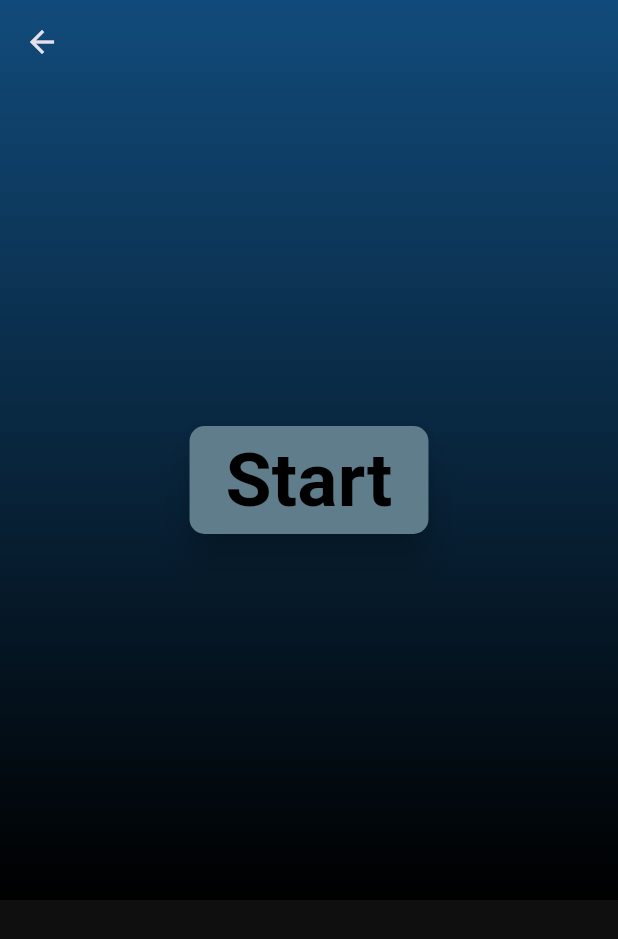
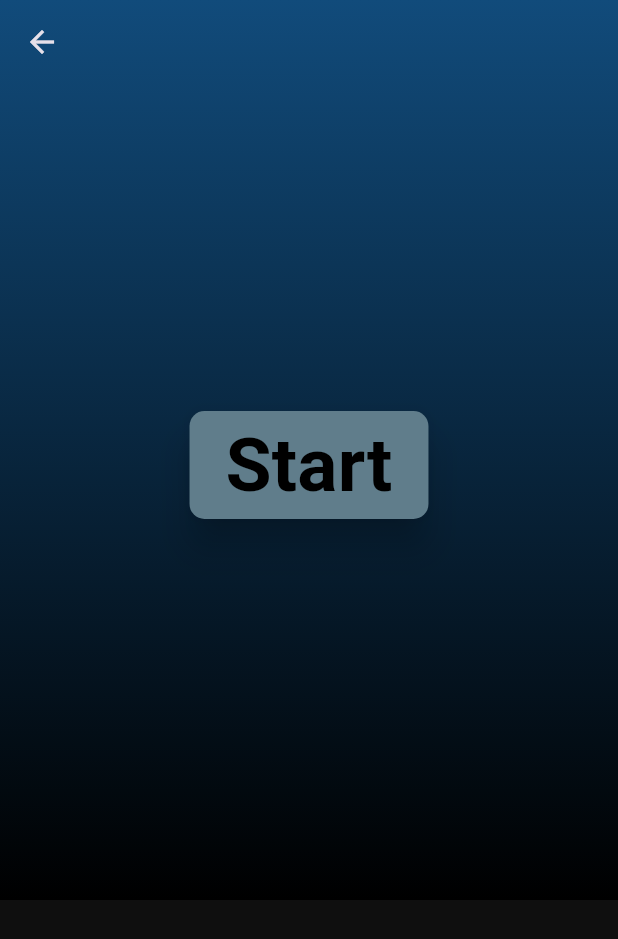
Before and after one commit to isholaisaiahtaiwo2022-prog/counterredo, a Flutter app: the StopWatch screen opened directly, on a phone screen of 412 x 824 dp. Shown: the top 939 px of the screen. Run offline on Flutter 3.47's test engine with Material 3 defaults, Android fonts, the phone set to English and light mode, and no system bars.

Commit message:
Small Adjustment

```diff
--- a/lib/Stopwatch.dart
+++ b/lib/Stopwatch.dart
@@ -41,6 +41,14 @@ class _StopWatchState extends State<StopWatch> {
     });
   }
 
+  void toogle() {
+    if (isRunning) {
+      stopWatch();
+    } else {
+      stopWatch();
+    }
+  }
+
   @override
   Widget build(BuildContext context) {
     return Scaffold(
@@ -82,11 +90,19 @@ class _StopWatchState extends State<StopWatch> {
                             maximumSize: Size(300, 300),
                             shape: RoundedRectangleBorder(
                               borderRadius: BorderRadius.circular(10),
-                            )
+                            ),
                           ),
-                           onPressed: startWatch, child: Text("Start",
-                           style: TextStyle(fontSize: 50,
-                           fontWeight: FontWeight.bold),))
+                          onPressed: startWatch,
+                          child: Text(
+                            "Start",
+                            style: TextStyle(
+                              fontSize: 50,
+                              fontWeight: FontWeight.bold,
+                            ),
+                          ),
+                        ),
+
+                        SizedBox(height: 20),
                       ],
                     ),
                   ),
```
